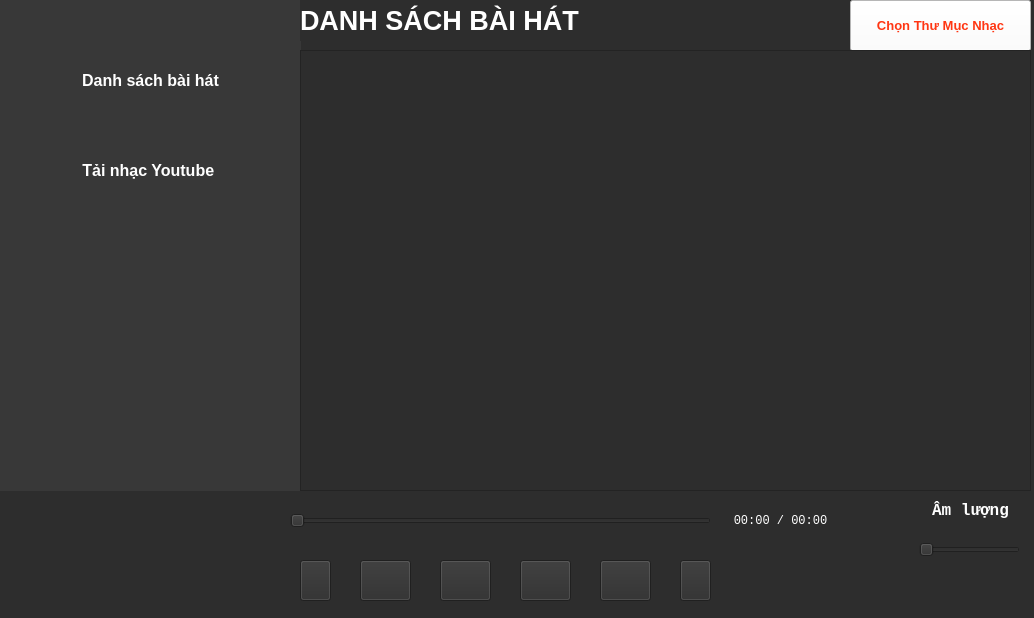
The window that src/playAudio.ui (nmhieu9/OSSD_PlayAudioApp) describes before a commit, drawn with Qt 5.
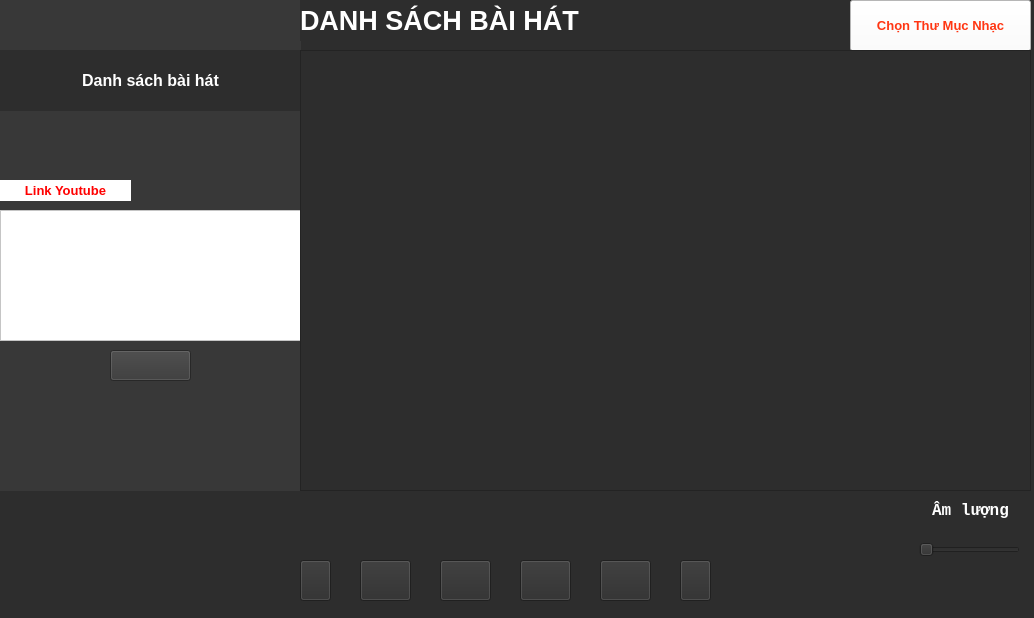
The same window after the commit. Icons and pictures are not drawn.

Commit message: cập nhật

```diff
--- a/src/playAudio.ui
+++ b/src/playAudio.ui
@@ -56,7 +56,8 @@
       <string/>
      </property>
      <property name="styleSheet">
-      <string notr="true">color: rgb(255, 255, 255);</string>
+      <string notr="true">color: rgb(255, 255, 255);
+background-color: rgb(45, 45, 45);</string>
      </property>
      <property name="text">
       <string>Danh sách bài hát</string>
@@ -68,39 +69,6 @@
       <set>Qt::AlignCenter</set>
      </property>
     </widget>
-    <widget class="QLabel" name="lb_tainhac">
-     <property name="geometry">
-      <rect>
-       <x>0</x>
-       <y>140</y>
-       <width>301</width>
-       <height>61</height>
-      </rect>
-     </property>
-     <property name="font">
-      <font>
-       <family>Arial</family>
-       <pointsize>12</pointsize>
-       <weight>75</weight>
-       <bold>true</bold>
-      </font>
-     </property>
-     <property name="accessibleName">
-      <string/>
-     </property>
-     <property name="styleSheet">
-      <string notr="true">color: rgb(255, 255, 255);</string>
-     </property>
-     <property name="text">
-      <string>Tải nhạc Youtube </string>
-     </property>
-     <property name="scaledContents">
-      <bool>false</bool>
-     </property>
-     <property name="alignment">
-      <set>Qt::AlignCenter</set>
-     </property>
-    </widget>
     <widget class="QLabel" name="lb_tbao">
      <property name="geometry">
       <rect>
@@ -127,6 +95,85 @@
       <string/>
      </property>
     </widget>
+    <widget class="QPushButton" name="btn_tainhac">
+     <property name="geometry">
+      <rect>
+       <x>110</x>
+       <y>350</y>
+       <width>81</width>
+       <height>31</height>
+      </rect>
+     </property>
+     <property name="font">
+      <font>
+       <family>Arial</family>
+       <pointsize>12</pointsize>
+       <weight>75</weight>
+       <bold>true</bold>
+      </font>
+     </property>
+     <property name="styleSheet">
+      <string notr="true">color: rgb(85, 85, 255);
+
+</string>
+     </property>
+     <property name="text">
+      <string/>
+     </property>
+     <property name="icon">
+      <iconset>
+       <normaloff>icon/download.png</normaloff>icon/download.png</iconset>
+     </property>
+    </widget>
+    <widget class="QTextEdit" name="txt_url">
+     <property name="geometry">
+      <rect>
+       <x>0</x>
+       <y>210</y>
+       <width>301</width>
+       <height>131</height>
+      </rect>
+     </property>
+     <property name="font">
+      <font>
+       <family>Arial</family>
+       <pointsize>10</pointsize>
+      </font>
+     </property>
+     <property name="styleSheet">
+      <string notr="true">background-color: rgb(255, 255, 255);
+color: rgb(0, 0, 0);
+</string>
+     </property>
+    </widget>
+    <widget class="QLabel" name="label_3">
+     <property name="geometry">
+      <rect>
+       <x>0</x>
+       <y>180</y>
+       <width>131</width>
+       <height>21</height>
+      </rect>
+     </property>
+     <property name="font">
+      <font>
+       <family>Arial</family>
+       <pointsize>10</pointsize>
+       <weight>75</weight>
+       <bold>true</bold>
+      </font>
+     </property>
+     <property name="styleSheet">
+      <string notr="true">background-color: rgb(255, 255, 255);
+color: rgb(255, 0, 0);</string>
+     </property>
+     <property name="text">
+      <string>Link Youtube</string>
+     </property>
+     <property name="alignment">
+      <set>Qt::AlignCenter</set>
+     </property>
+    </widget>
    </widget>
    <widget class="QLabel" name="label">
     <property name="geometry">
@@ -282,8 +329,8 @@
     </property>
     <property name="font">
      <font>
-      <family>Consolas</family>
-      <pointsize>11</pointsize>
+      <family>Arial</family>
+      <pointsize>12</pointsize>
       <weight>75</weight>
       <bold>true</bold>
      </font>
@@ -352,44 +399,6 @@
      <set>Qt::AlignCenter</set>
     </property>
    </widget>
-   <widget class="QSlider" name="slider_time">
-    <property name="geometry">
-     <rect>
-      <x>290</x>
-      <y>510</y>
-      <width>421</width>
-      <height>22</height>
-     </rect>
-    </property>
-    <property name="orientation">
-     <enum>Qt::Horizontal</enum>
-    </property>
-   </widget>
-   <widget class="QLabel" name="lb_time">
-    <property name="geometry">
-     <rect>
-      <x>720</x>
-      <y>510</y>
-      <width>121</width>
-      <height>21</height>
-     </rect>
-    </property>
-    <property name="font">
-     <font>
-      <family>Consolas</family>
-      <pointsize>9</pointsize>
-     </font>
-    </property>
-    <property name="styleSheet">
-     <string notr="true">color: rgb(255, 255, 255);</string>
-    </property>
-    <property name="text">
-     <string>00:00 / 00:00</string>
-    </property>
-    <property name="alignment">
-     <set>Qt::AlignCenter</set>
-    </property>
-   </widget>
   </widget>
  </widget>
  <resources/>
```
The commit also changes 2 other files.
